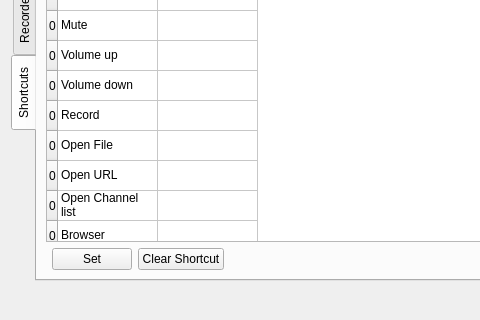
Above: ui/EditSettings.ui from ntadej/tano before the change; both pictures show x 0 to 480 and y 180 to 500 of the 700 by 500 pixel window. Below: the same form after it.
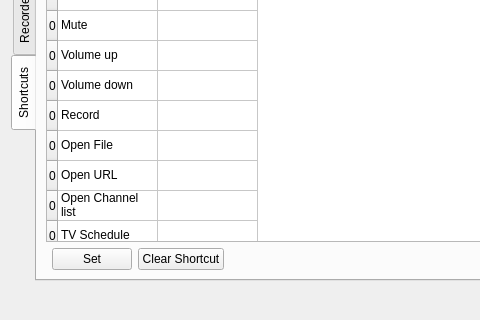
That is the form after the change. The open tabs and pages were chosen to show the change. Icons and pictures are not drawn. Custom widgets are drawn as their Qt base class.

Commit message: Browser converted to TV Schedule

The edit to the form file:
```diff
--- a/ui/EditSettings.ui
+++ b/ui/EditSettings.ui
@@ -666,7 +666,7 @@
          </item>
          <item row="12" column="0">
           <property name="text">
-           <string>Browser</string>
+           <string>TV Schedule</string>
           </property>
          </item>
          <item row="12" column="1">
```
The commit also changes 10 other files.
